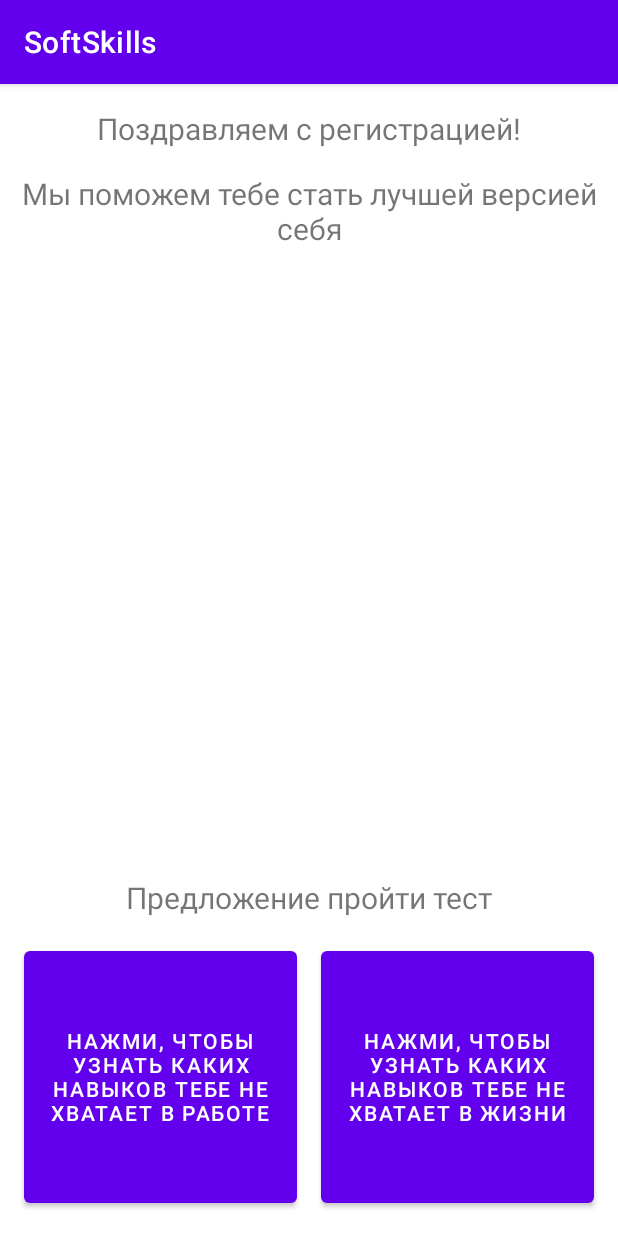
After one commit to SoftSkillAcc/SoftSkills, an Android app: the TestActivity screen opened directly, with no data from a screen before it, on a phone screen of 412 x 824 dp. The commit adds this screen. Run offline under Robolectric (Android 15) with nearby library versions, the phone set to English and light mode, and no system bars.

Commit message:
добавил активити и 2 фрагмента, отрисовал макеты и добавил параметры в ресурсы

```diff
--- /dev/null
+++ b/app/src/main/java/com/example/softskills/presentation/test/TestActivity.kt
@@ -0,0 +1,12 @@
+package com.example.softskills.presentation.test
+
+import androidx.appcompat.app.AppCompatActivity
+import android.os.Bundle
+import com.example.softskills.R
+
+class TestActivity : AppCompatActivity() {
+    override fun onCreate(savedInstanceState: Bundle?) {
+        super.onCreate(savedInstanceState)
+        setContentView(R.layout.activity_test)
+    }
+}
--- /dev/null
+++ b/app/src/main/res/layout/activity_test.xml
@@ -0,0 +1,18 @@
+<?xml version="1.0" encoding="utf-8"?>
+<androidx.constraintlayout.widget.ConstraintLayout xmlns:android="http://schemas.android.com/apk/res/android"
+    xmlns:app="http://schemas.android.com/apk/res-auto"
+    xmlns:tools="http://schemas.android.com/tools"
+    android:layout_width="match_parent"
+    android:layout_height="match_parent"
+    tools:context=".presentation.test.TestActivity">
+
+    <fragment
+        android:id="@+id/fragment_container"
+        android:name="com.example.softskills.presentation.test.TestMainSelectorFragment"
+        android:layout_width="match_parent"
+        android:layout_height="match_parent"
+        app:layout_constraintBottom_toBottomOf="parent"
+        app:layout_constraintEnd_toEndOf="parent"
+        app:layout_constraintStart_toStartOf="parent"
+        app:layout_constraintTop_toTopOf="parent" />
+</androidx.constraintlayout.widget.ConstraintLayout>
--- /dev/null
+++ b/app/src/main/res/layout/fragment_test_main_selector.xml
@@ -0,0 +1,67 @@
+<?xml version="1.0" encoding="utf-8"?>
+<androidx.constraintlayout.widget.ConstraintLayout
+    xmlns:android="http://schemas.android.com/apk/res/android"
+    xmlns:app="http://schemas.android.com/apk/res-auto"
+    android:layout_width="match_parent"
+    android:layout_height="match_parent">
+
+    <TextView
+        android:id="@+id/main_selector_congratulations_tv"
+        android:layout_width="match_parent"
+        android:layout_height="wrap_content"
+        android:layout_marginTop="@dimen/main_selector_layout_margin"
+        android:gravity="center"
+        android:text="@string/main_selector_congratulations_tv_title"
+        android:textSize="@dimen/title_size"
+        app:layout_constraintEnd_toEndOf="parent"
+        app:layout_constraintStart_toStartOf="parent"
+        app:layout_constraintTop_toTopOf="parent" />
+
+    <TextView
+        android:id="@+id/main_selector_tv_1"
+        android:layout_width="match_parent"
+        android:layout_height="wrap_content"
+        android:layout_marginTop="@dimen/main_selector_layout_margin"
+        android:gravity="center"
+        android:text="@string/main_selector_tv_1_title"
+        android:textSize="@dimen/title_size"
+        app:layout_constraintEnd_toEndOf="parent"
+        app:layout_constraintStart_toStartOf="parent"
+        app:layout_constraintTop_toBottomOf="@+id/main_selector_congratulations_tv" />
+
+    <TextView
+        android:id="@+id/main_selector_tv_2"
+        android:layout_width="match_parent"
+        android:layout_height="wrap_content"
+        android:layout_marginBottom="@dimen/main_selector_layout_margin"
+        android:gravity="center"
+        android:text="@string/main_selector_tv_2_title"
+        android:textSize="@dimen/title_size"
+        app:layout_constraintBottom_toTopOf="@+id/main_selector_life_skills_btn"
+        app:layout_constraintEnd_toEndOf="parent"
+        app:layout_constraintStart_toStartOf="parent" />
+
+    <Button
+        android:id="@+id/main_selector_work_skills_btn"
+        android:layout_width="@dimen/main_selector_skills_btn_width"
+        android:layout_height="@dimen/main_selector_skils_btn_height"
+        android:layout_marginStart="@dimen/main_selector_layout_margin"
+        android:layout_marginEnd="@dimen/main_selector_layout_margin"
+        android:text="@string/main_selector_work_skills_btn_title"
+        app:layout_constraintBottom_toBottomOf="@+id/main_selector_life_skills_btn"
+        app:layout_constraintEnd_toStartOf="@+id/main_selector_life_skills_btn"
+        app:layout_constraintStart_toStartOf="parent"
+        app:layout_constraintTop_toTopOf="@+id/main_selector_life_skills_btn" />
+
+    <Button
+        android:id="@+id/main_selector_life_skills_btn"
+        android:layout_width="@dimen/main_selector_skills_btn_width"
+        android:layout_height="@dimen/main_selector_skils_btn_height"
+        android:layout_marginEnd="@dimen/main_selector_layout_margin"
+        android:layout_marginBottom="@dimen/main_selector_layout_margin"
+        android:text="@string/main_selector_life_skills_btn_title"
+        app:layout_constraintBottom_toBottomOf="parent"
+        app:layout_constraintEnd_toEndOf="parent"
+        app:layout_constraintStart_toEndOf="@+id/main_selector_work_skills_btn" />
+
+</androidx.constraintlayout.widget.ConstraintLayout>
--- a/app/src/main/res/values/dimens.xml
+++ b/app/src/main/res/values/dimens.xml
@@ -1,4 +1,11 @@
 <?xml version="1.0" encoding="utf-8"?>
 <resources>
     <dimen name="main_activity_btn_size">100dp</dimen>
+    <dimen name="main_selector_layout_margin">16dp</dimen>
+    <dimen name="title_size">20sp</dimen>
+    <dimen name="main_selector_skills_btn_width">0dp</dimen>
+    <dimen name="main_selector_skils_btn_height">180dp</dimen>
+    <dimen name="professional_selector_margin">16dp</dimen>
+    <dimen name="professional_selector_tv_header_size">20sp</dimen>
+    <dimen name="professional_selector_rv_height">0dp</dimen>
 </resources>
--- a/app/src/main/res/values/strings.xml
+++ b/app/src/main/res/values/strings.xml
@@ -23,4 +23,11 @@
     <string name="tracking">Трекинг</string>
     <string name="registration_btn_title">Регистрация</string>
     <string name="onboarding_skip_btn_title">Пропустить</string>
+    <string name="main_selector_life_skills_btn_title">Нажми, чтобы узнать каких навыков тебе не хватает в жизни</string>
+    <string name="main_selector_work_skills_btn_title">Нажми, чтобы узнать каких навыков тебе не хватает в работе</string>
+    <string name="main_selector_tv_2_title">Предложение пройти тест</string>
+    <string name="main_selector_tv_1_title">Мы поможем тебе стать лучшей версией себя</string>
+    <string name="main_selector_congratulations_tv_title">Поздравляем с регистрацией!</string>
+    <string name="profession_selector_tv_header_1_title">Ты решил прокачать свои софт скиллы в профессии</string>
+    <string name="professional_selector_tv_header_2_title">Выбери свою профессию</string>
 </resources>
```
Also changed, not shown: app/src/main/AndroidManifest.xml (+4 -3 lines), app/src/main/java/com/example/softskills/presentation/test/TestMainSelectorFragment.kt (added, +7 -0 lines), app/src/main/java/com/example/softskills/presentation/test/TestProfessionalSelector.kt (added, +7 -0 lines), app/src/main/res/layout/fragment_test_profession_selector.xml (added, +41 -0 lines).
